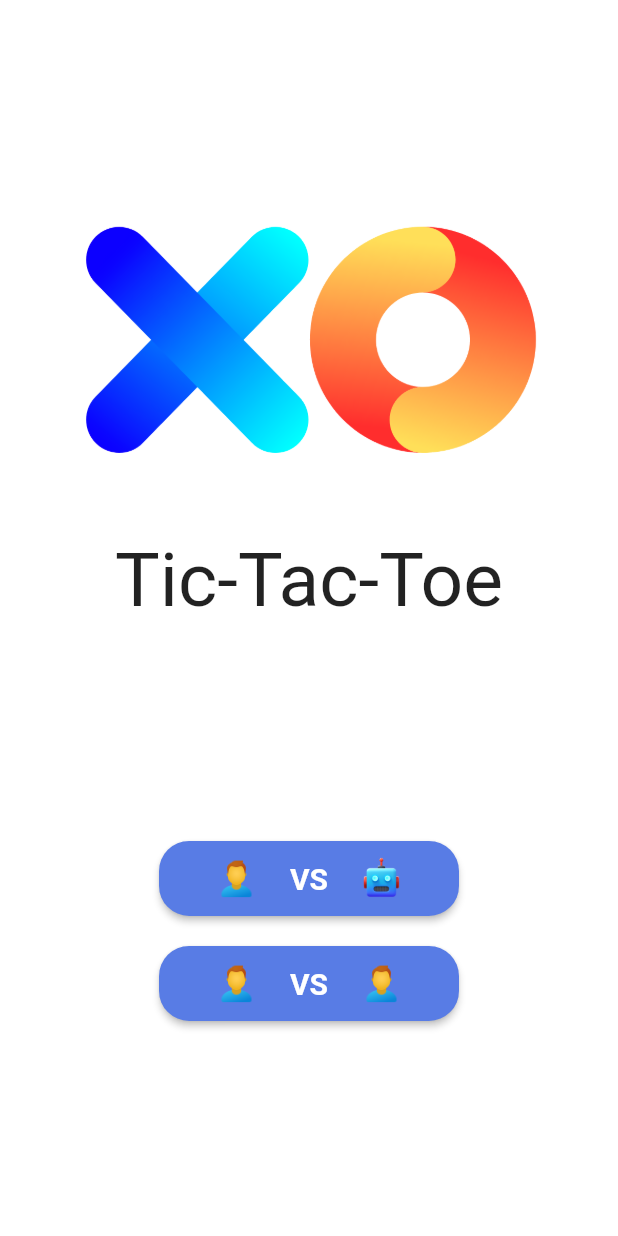
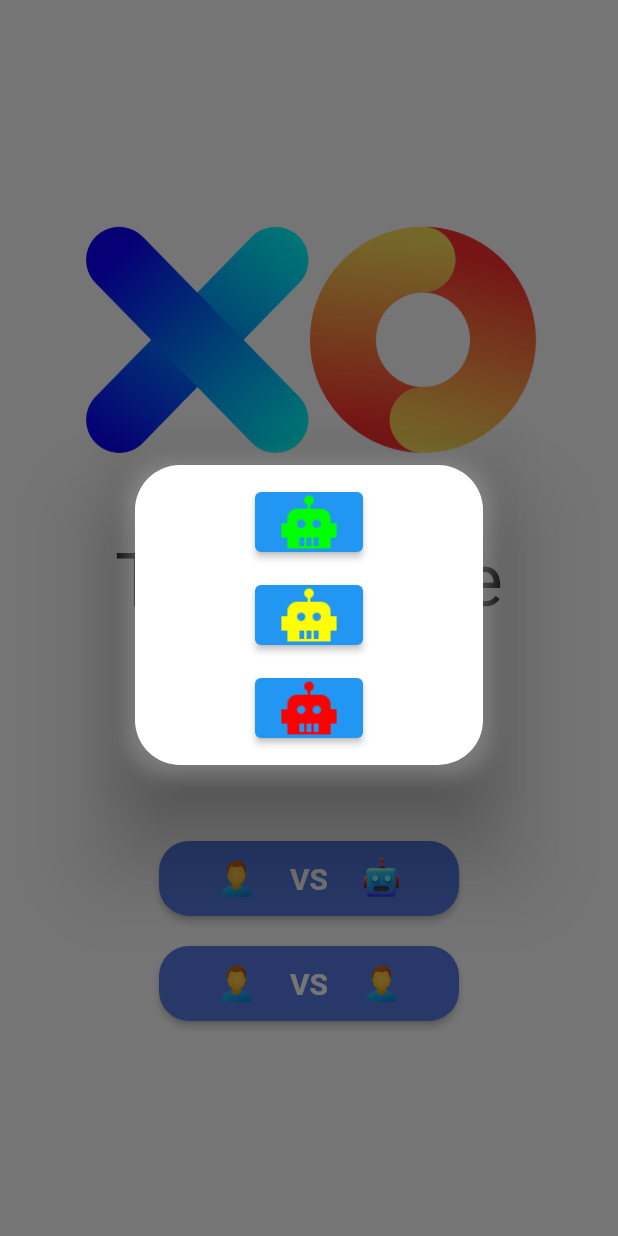
Before and after one commit to Gabi-Plosnita/tic_tac_toe_game, a Flutter app: the screen it shows after launch, after a tap on "VS", on a phone screen of 412 x 824 dp. Run offline on Flutter 3.47's test engine with Material 2 defaults, Android fonts, the phone set to English and light mode, and no system bars; our stand-ins replace equatable, flutter_bloc; missing offline and left inert: tic_tac_toe.

Commit message:
Create DifficultyDialogWidget
It is used to chose the difficulty of the game

```diff
--- a/tic_tac_toe_ui/lib/pages/game_page/game_over_widget.dart
+++ b/tic_tac_toe_ui/lib/pages/game_page/game_over_widget.dart
@@ -4,10 +4,10 @@ import 'package:tic_tac_toe/tic_tac_toe_lib.dart' as game_logic;
 import 'package:tic_tac_toe_ui/cubit/game_cubit.dart';
 import 'package:tic_tac_toe_ui/routes/routes_name.dart';
 
-class WinnerDialog extends StatelessWidget {
+class ResultDialogWidget extends StatelessWidget {
   game_logic.State result;
 
-  WinnerDialog({required this.result});
+  ResultDialogWidget({required this.result});
 
   @override
   Widget build(BuildContext context) {
--- a/tic_tac_toe_ui/lib/pages/game_page/ui_board_widget.dart
+++ b/tic_tac_toe_ui/lib/pages/game_page/ui_board_widget.dart
@@ -29,8 +29,9 @@ class BoardUi extends StatelessWidget {
                 if (result != game_logic.State.playing) {
                   showDialog(
                     context: context,
+                    barrierDismissible: false,
                     builder: (BuildContext context) {
-                      return WinnerDialog(result: result);
+                      return ResultDialogWidget(result: result);
                     },
                   );
                 }
--- /dev/null
+++ b/tic_tac_toe_ui/lib/pages/home_page/difficulty_widget.dart
@@ -0,0 +1,76 @@
+import 'package:flutter/material.dart';
+import 'package:flutter_bloc/flutter_bloc.dart';
+import 'package:tic_tac_toe_ui/cubit/game_cubit.dart';
+import 'package:tic_tac_toe/tic_tac_toe_lib.dart' as game_logic;
+import 'package:tic_tac_toe_ui/routes/routes_name.dart';
+
+class DifficultyDialogWidget extends StatelessWidget {
+  const DifficultyDialogWidget({super.key});
+
+  @override
+  Widget build(BuildContext context) {
+    return AlertDialog(
+      backgroundColor: Colors.transparent,
+      content: Container(
+        height: 200,
+        decoration: BoxDecoration(
+          borderRadius: BorderRadius.circular(30),
+          boxShadow: [
+            BoxShadow(
+              color: Colors.grey.withOpacity(0.5),
+              spreadRadius: 5,
+              blurRadius: 10,
+              offset: const Offset(0, 3),
+            ),
+          ],
+          color: Colors.white,
+        ),
+        child: Column(
+          mainAxisSize: MainAxisSize.min,
+          mainAxisAlignment: MainAxisAlignment.spaceEvenly,
+          children: <Widget>[
+            ElevatedButton(
+              onPressed: () {
+                BlocProvider.of<GameCubit>(context).resetGame();
+                BlocProvider.of<GameCubit>(context)
+                    .setStrategy(game_logic.Strategy.easy);
+                Navigator.of(context).pop();
+                Navigator.pushNamed(context, gamePage);
+              },
+              child: Image.asset(
+                'assets/easy_icon.png',
+                height: 40,
+              ),
+            ),
+            ElevatedButton(
+              onPressed: () {
+                BlocProvider.of<GameCubit>(context).resetGame();
+                BlocProvider.of<GameCubit>(context)
+                    .setStrategy(game_logic.Strategy.medium);
+                Navigator.of(context).pop();
+                Navigator.pushNamed(context, gamePage);
+              },
+              child: Image.asset(
+                'assets/medium_icon.png',
+                height: 40,
+              ),
+            ),
+            ElevatedButton(
+              onPressed: () {
+                BlocProvider.of<GameCubit>(context).resetGame();
+                BlocProvider.of<GameCubit>(context)
+                    .setStrategy(game_logic.Strategy.impossible);
+                Navigator.of(context).pop();
+                Navigator.pushNamed(context, gamePage);
+              },
+              child: Image.asset(
+                'assets/impossible_icon.png',
+                height: 40,
+              ),
+            ),
+          ],
+        ),
+      ),
+    );
+  }
+}
--- a/tic_tac_toe_ui/lib/pages/home_page/home_page_menu_widget.dart
+++ b/tic_tac_toe_ui/lib/pages/home_page/home_page_menu_widget.dart
@@ -2,6 +2,7 @@ import 'package:flutter/material.dart';
 import 'package:flutter_bloc/flutter_bloc.dart';
 import 'package:tic_tac_toe/tic_tac_toe_lib.dart';
 import 'package:tic_tac_toe_ui/cubit/game_cubit.dart';
+import 'package:tic_tac_toe_ui/pages/home_page/difficulty_widget.dart';
 import 'package:tic_tac_toe_ui/routes/routes_name.dart';
 
 class HomePageMenu extends StatelessWidget {
@@ -15,10 +16,13 @@ class HomePageMenu extends StatelessWidget {
           padding: const EdgeInsets.only(bottom: 20),
           child: ElevatedButton(
             onPressed: () {
-              BlocProvider.of<GameCubit>(context).resetGame();
-              BlocProvider.of<GameCubit>(context)
-                  .setStrategy(Strategy.impossible);
-              Navigator.pushNamed(context, gamePage);
+              showDialog(
+                context: context,
+                barrierDismissible: false,
+                builder: (BuildContext context) {
+                  return DifficultyDialogWidget();
+                },
+              );
             },
             style: ElevatedButton.styleFrom(
               shape: RoundedRectangleBorder(
--- a/tic_tac_toe_ui/pubspec.yaml
+++ b/tic_tac_toe_ui/pubspec.yaml
@@ -30,3 +30,6 @@ flutter:
     - assets/logo_transparent.png
     - assets/robot_icon.png
     - assets/human_icon.png
+    - assets/easy_icon.png
+    - assets/medium_icon.png
+    - assets/impossible_icon.png
```
Also changed, not shown: tic_tac_toe_ui/assets/easy_icon.png (added), tic_tac_toe_ui/assets/impossible_icon.png (added), tic_tac_toe_ui/assets/medium_icon.png (added).
